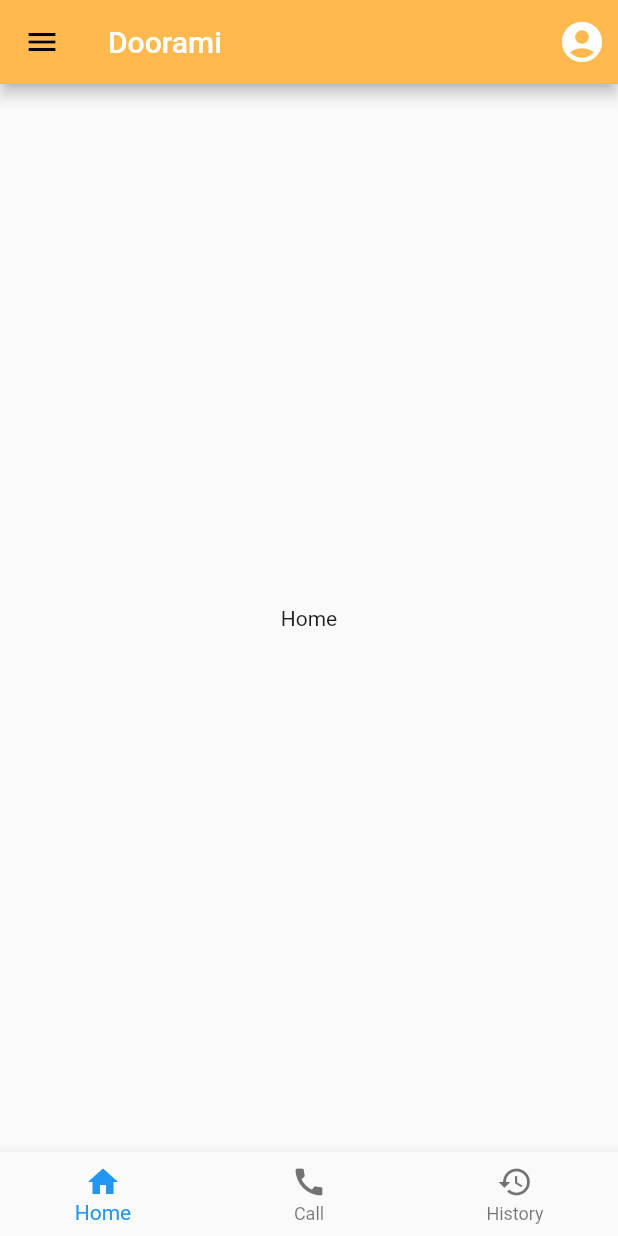
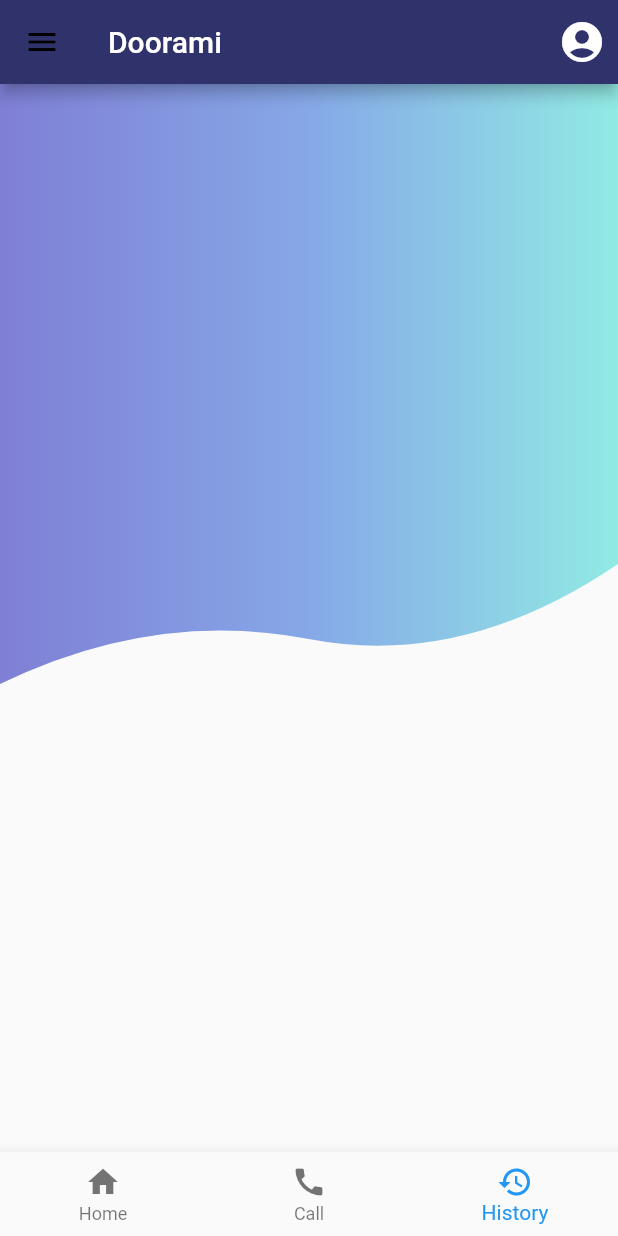
Before and after one commit to sjana289/Dooraemi, a Flutter app: the screen it shows after launch, on a phone screen of 412 x 824 dp. Run offline on Flutter 3.47's test engine with Material 2 defaults, Android fonts, the phone set to English and light mode, and no system bars.

Commit message:
HomePage UI Update

```diff
--- /dev/null
+++ b/lib/Clipper/CustomShapeClipper.dart
@@ -0,0 +1,25 @@
+import 'package:flutter/material.dart';
+
+class CustomShapeClipper extends CustomClipper<Path> {
+  @override
+  Path getClip(Size size){
+    final Path path = Path();
+    path.lineTo(0.0, size.height);
+
+    var firstEndPoint = Offset(size.width * 0.5, size.height - 30.0);
+    var firstControlPoint = Offset(size.width * 0.25, size.height - 50.0);
+
+    path.quadraticBezierTo(firstControlPoint.dx, firstControlPoint.dy, firstEndPoint.dx, firstEndPoint.dy);
+
+    var secondEndPoint = Offset(size.width, size.height - 80.0);
+    var secondControlPoint = Offset(size.width * 0.75, size.height - 10.0);
+
+    path.quadraticBezierTo(secondControlPoint.dx, secondControlPoint.dy, secondEndPoint.dx, secondEndPoint.dy);
+
+    path.lineTo(size.width, 0.0);
+    return path;
+  }
+
+  @override
+  bool shouldReclip(CustomClipper oldClipper) => true;
+}
--- a/lib/main.dart
+++ b/lib/main.dart
@@ -12,7 +12,7 @@ class MyApp extends StatelessWidget {
       debugShowCheckedModeBanner: false,
       theme: ThemeData(
         primaryColor: Color(0xFFFFB94E),
-        accentColor: Color(0xFFF5D76E),
+        accentColor: Color(0xFF30336b),
       ),
       home: HomePage(),
       routes: <String, WidgetBuilder>{
--- a/lib/screen/HomePage.dart
+++ b/lib/screen/HomePage.dart
@@ -1,4 +1,5 @@
 import 'package:flutter/material.dart';
+import './HomePageTopPart.dart';
 
 class HomePage extends StatefulWidget {
   @override
@@ -7,12 +8,7 @@ class HomePage extends StatefulWidget {
 
 class _HomePageState extends State<HomePage> {
 
-  int _selectedPage=0;
-  final _pageOptions = [
-    Text('Home'),
-    Text('Call'),
-    Text('History')
-  ];
+  int selectedPage=2;
 
   @override
   Widget build(BuildContext context) {
@@ -27,6 +23,7 @@ class _HomePageState extends State<HomePage> {
             color: Colors.white,
           )
         ],
+        backgroundColor: Color(0xFF30336b),
       ),
       drawer: Drawer(
         child: ListView(
@@ -62,16 +59,16 @@ class _HomePageState extends State<HomePage> {
           ],
         ),
       ),
-      body: Container(
-        child: Center(
-          child: _pageOptions[_selectedPage]
-        ),
+      body: Column(
+        children: <Widget>[
+          HomePageTopPart()
+        ],
       ),
       bottomNavigationBar: BottomNavigationBar(
-        currentIndex: _selectedPage,
+        currentIndex: selectedPage,
         onTap: (int index){
           setState(() {
-            _selectedPage: index;
+            selectedPage: index;
           });
         },
         items: [
--- /dev/null
+++ b/lib/screen/HomePageTopPart.dart
@@ -0,0 +1,28 @@
+import 'package:flutter/material.dart';
+import '../Clipper/CustomShapeClipper.dart';
+
+class HomePageTopPart extends StatefulWidget {
+  @override
+  _HomePageTopPartState createState() => _HomePageTopPartState();
+}
+
+class _HomePageTopPartState extends State<HomePageTopPart> {
+
+  Color firstColor = Color(0xFF7F7FD5);
+  Color secondColor = Color(0xFF86A8E7);
+  Color thirdColor = Color(0xFF91EAE4);
+
+  @override
+  Widget build(BuildContext context) {
+    return Stack(
+      children: <Widget>[
+        ClipPath(clipper: CustomShapeClipper(),
+          child: Container(height: 400.0, decoration: BoxDecoration(
+              gradient: LinearGradient(colors: [firstColor, secondColor, thirdColor])
+            ),
+          )
+        )
+      ],
+    );
+  }
+}
```
